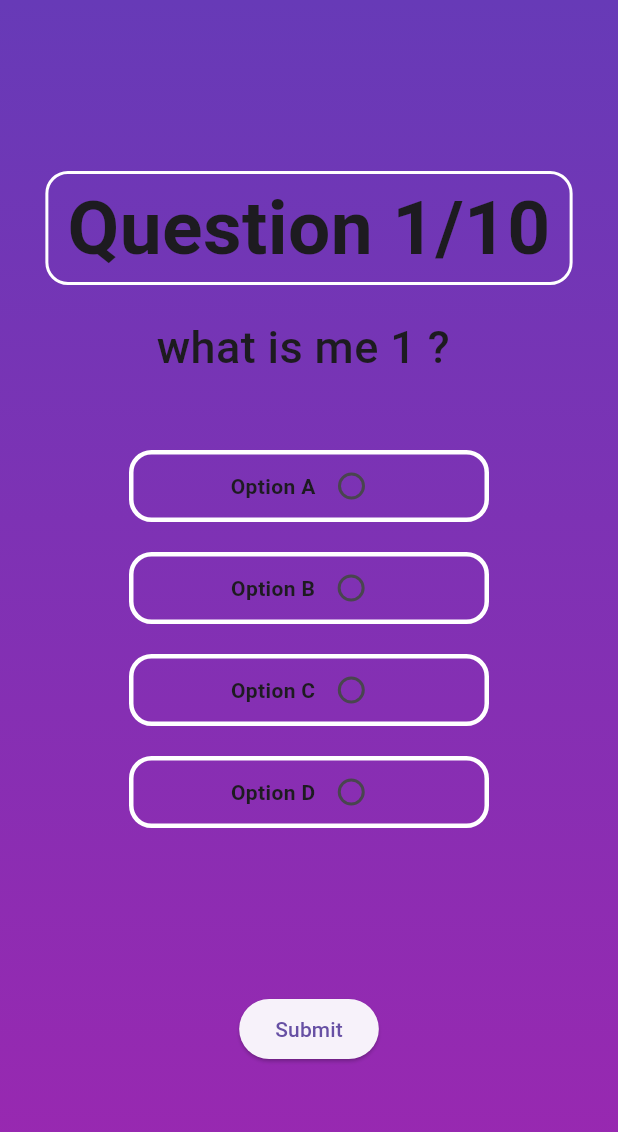
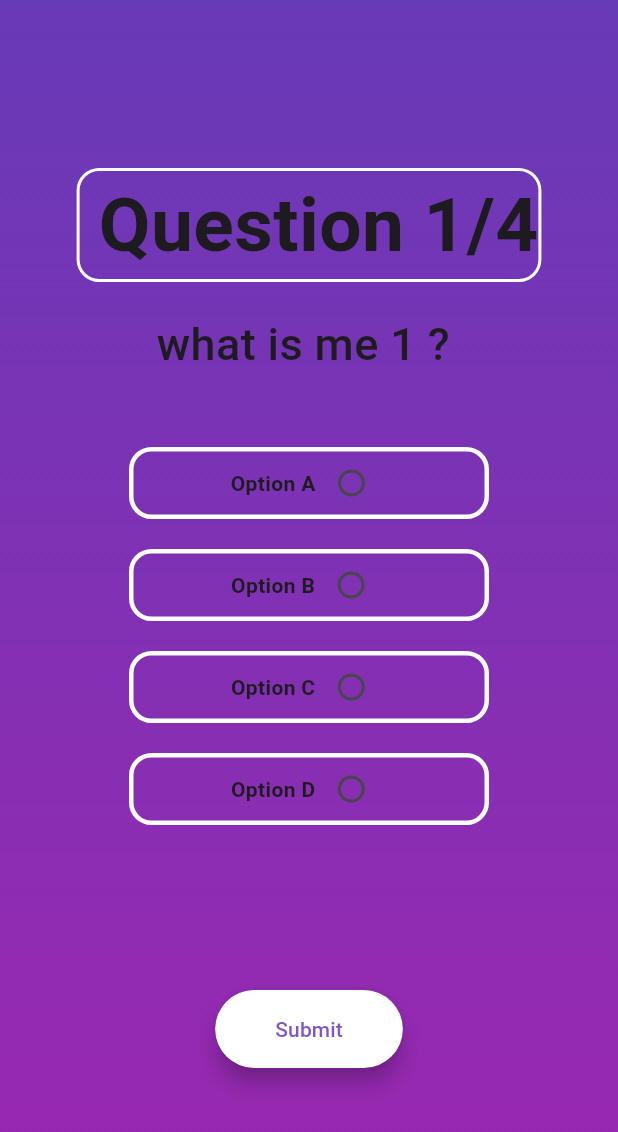
Before and after one commit to Rajavikas03/Codsoft_Quiz_App, a Flutter app: the quiz_main screen opened directly, on a phone screen of 412 x 824 dp. Shown: the top 1132 px of the screen. Run offline on Flutter 3.47's test engine with Material 3 defaults, Android fonts, the light colour scheme and no system bars.

Commit message:
25  complete page update

```diff
--- a/lib/main.dart
+++ b/lib/main.dart
@@ -1,5 +1,5 @@
 import 'package:flutter/material.dart';
-import 'package:quiz_apk/Compelete.dart';
+// import 'package:quiz_apk/Compelete.dart';
 import 'package:quiz_apk/quiz_page.dart';
 
 void main() {
--- a/lib/options.dart
+++ b/lib/options.dart
@@ -1,7 +1,8 @@
-import 'package:flutter/foundation.dart';
 import 'package:flutter/material.dart';
 
 List Ans = [];
+List Crt = [];
+List Wrg = [];
 
 class Options extends StatefulWidget {
   final String option;
@@ -53,6 +54,7 @@ class _OptionsState extends State<Options> {
                       style: const TextStyle(fontWeight: FontWeight.bold),
                     ),
                     Radio(
+                        activeColor: Colors.green,
                         value: widget.option.hashCode,
                         groupValue: isSelected ? widget.option.hashCode : null,
                         onChanged: (val) {
@@ -60,6 +62,16 @@ class _OptionsState extends State<Options> {
                             isSelected = !isSelected;
                             if (isSelected = true) {
                               Ans.add(isSelected);
+                              print("huu${widget.isCorrect}"); // check
+                              if (widget.isCorrect == true) {
+                                Crt.add(widget.isCorrect);
+                              } else if (widget.isCorrect == false) {
+                                Wrg.add(widget.isCorrect);
+                                print("hyy${widget.isCorrect}"); // check
+                              }
+                              // } else if (widget.isCorrect == false) {
+                              //   Wrg.add(widget.isCorrect);
+                              //   print("hyy${widget.isCorrect}");
                             }
                           });
                         }),
--- a/lib/quiz_page.dart
+++ b/lib/quiz_page.dart
@@ -1,6 +1,5 @@
 import 'package:flutter/material.dart';
 import 'package:quiz_apk/Compelete.dart';
-import 'package:quiz_apk/main.dart';
 import 'package:quiz_apk/model.dart';
 import 'package:quiz_apk/options.dart';
 
@@ -12,19 +11,22 @@ class quiz_main extends StatefulWidget {
 }
 
 class _quiz_mainState extends State<quiz_main> {
+  bool t = false;
   @override
   Widget build(BuildContext context) {
     return Scaffold(
       backgroundColor: Colors.transparent,
       body: Stack(
         children: [
-          gradientcolor(),
+          const gradientcolor(),
           Expanded(
             child: PageView.builder(
               itemCount: questions.length,
               itemBuilder: (context, index) {
+                // int indexx = index;
                 final _question = questions[index];
                 // var  first_options = questions[0];
+
                 return Column(
                   mainAxisAlignment: MainAxisAlignment.center,
                   // crossAxisAlignment: ,
@@ -32,21 +34,20 @@ class _quiz_mainState extends State<quiz_main> {
                     Container(
                         decoration: BoxDecoration(
                             borderRadius: BorderRadius.circular(15),
-                              border:
-                                  Border.all(width: 2, color: Colors.white)),
+                            border: Border.all(width: 2, color: Colors.white)),
                         child: Text(
-                            " Question ${index + 1}/10 ",
-                            style: TextStyle(
+                          " Question ${index + 1}/${questions.length}",
+                          style: const TextStyle(
                               fontSize: 50, fontWeight: FontWeight.bold),
                         )),
-                      SizedBox(
+                    const SizedBox(
                       height: 20,
                     ),
-                      Container(
+                    SizedBox(
                       height: 80,
                       child: Text(
                         _question.text,
-                          style: TextStyle(
+                        style: const TextStyle(
                             fontSize: 30, fontWeight: FontWeight.w500),
                       ),
                     ),
@@ -74,7 +75,7 @@ class _quiz_mainState extends State<quiz_main> {
                       // selected: 4,
                       // onChanged: 4,
                     ),
-                      SizedBox(
+                    const SizedBox(
                       height: 100,
                     ),
                     ElevatedButton(
@@ -83,22 +84,34 @@ class _quiz_mainState extends State<quiz_main> {
                           Navigator.push(
                             context,
                             MaterialPageRoute(
-                                    builder: (context) =>
-                                        const CompeletePage()),
+                              builder: (context) => const CompeletePage(),
+                            ),
                           );
                         } else {
                           print("hiiii ${questions.length}");
                         }
                       },
-                          child: Text('Submit')),
+                      style: ElevatedButton.styleFrom(
+                          foregroundColor: Colors.deepPurple[400],
+                          backgroundColor: Colors.white,
+                          padding: const EdgeInsets.fromLTRB(40, 16, 40, 16),
+                          elevation: 6),
+                      child: const Text('Submit'),
+                    ),
                   ],
                 );
-                }),
+              },
+            ),
           ),
         ],
       ),
     );
   }
+
+//   colorfunction() {
+//     if(indexx)
+
+// }
 }
 
 class gradientcolor extends StatelessWidget {
@@ -113,7 +126,8 @@ class gradientcolor extends StatelessWidget {
         gradient: LinearGradient(
             colors: [Colors.deepPurple, Colors.purple],
             begin: Alignment.topCenter,
-              end: Alignment.bottomCenter)),
+            end: Alignment.bottomCenter),
+      ),
     );
   }
 }
```
Also changed, not shown: lib/Compelete.dart (+26 -12 lines). Lines whose indentation alone changed are shown as unchanged.
